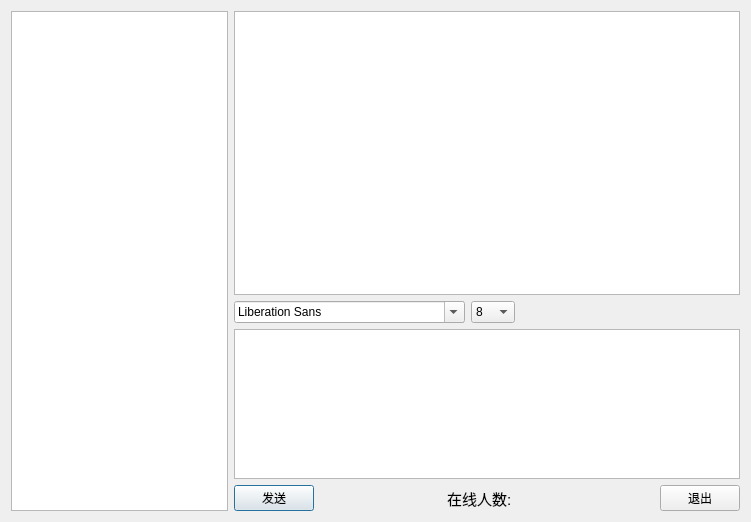
Before: the Qt Designer form chat-client/cchatgui.ui in qianfengchen/chat-system, drawn with Qt 5.
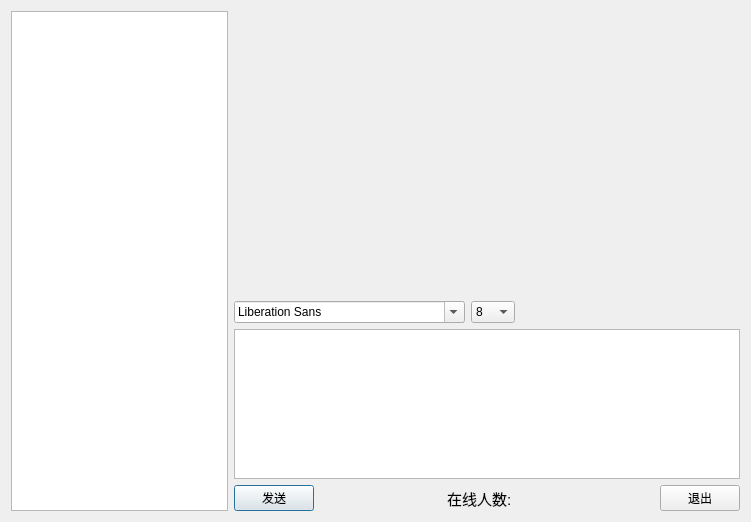
After: the same form once the commit is applied.

```diff
--- a/chat-client/cchatgui.ui
+++ b/chat-client/cchatgui.ui
@@ -41,13 +41,15 @@
      <item>
       <layout class="QVBoxLayout" name="verticalLayout">
        <item>
-        <widget class="QTextBrowser" name="textBrowser">
+        <widget class="QStackedWidget" name="stackedWidget">
          <property name="minimumSize">
           <size>
            <width>500</width>
            <height>280</height>
           </size>
          </property>
+         <widget class="QWidget" name="page_3"/>
+         <widget class="QWidget" name="page_4"/>
         </widget>
        </item>
        <item>
```
